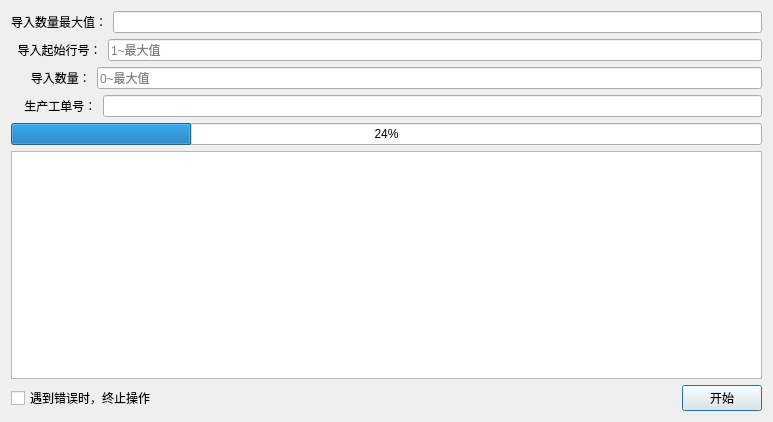
Qt form src/NeoToolKits/UI/Form/ExcelDataUploadConfigPopDialog.ui (JaneYih/QT_NeoToolKits) before a commit.
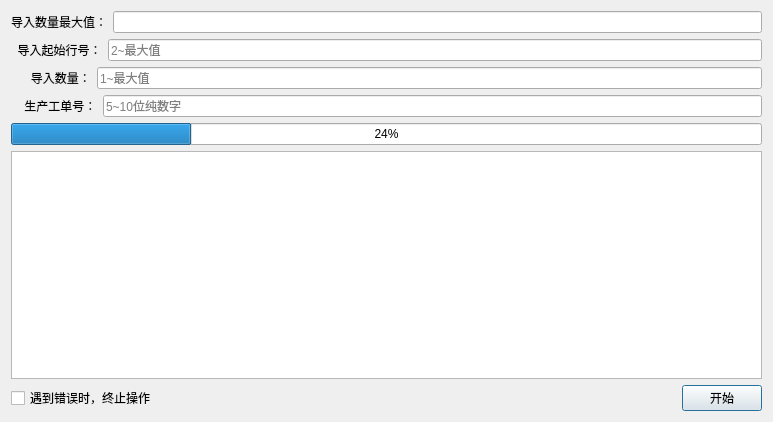
The same form after that commit.

Patch:
```diff
--- a/src/NeoToolKits/UI/Form/ExcelDataUploadConfigPopDialog.ui
+++ b/src/NeoToolKits/UI/Form/ExcelDataUploadConfigPopDialog.ui
@@ -46,7 +46,7 @@
        <item>
         <widget class="QLineEdit" name="lineEdit_StartLine">
          <property name="placeholderText">
-          <string>1~最大值</string>
+          <string>2~最大值</string>
          </property>
         </widget>
        </item>
@@ -64,7 +64,7 @@
        <item>
         <widget class="QLineEdit" name="lineEdit_Count">
          <property name="placeholderText">
-          <string>0~最大值</string>
+          <string>1~最大值</string>
          </property>
         </widget>
        </item>
@@ -80,7 +80,11 @@
         </widget>
        </item>
        <item>
-        <widget class="QLineEdit" name="lineEdit_ProductionOrderID"/>
+        <widget class="QLineEdit" name="lineEdit_ProductionOrderID">
+         <property name="placeholderText">
+          <string>5~10位纯数字</string>
+         </property>
+        </widget>
        </item>
       </layout>
      </item>
```
